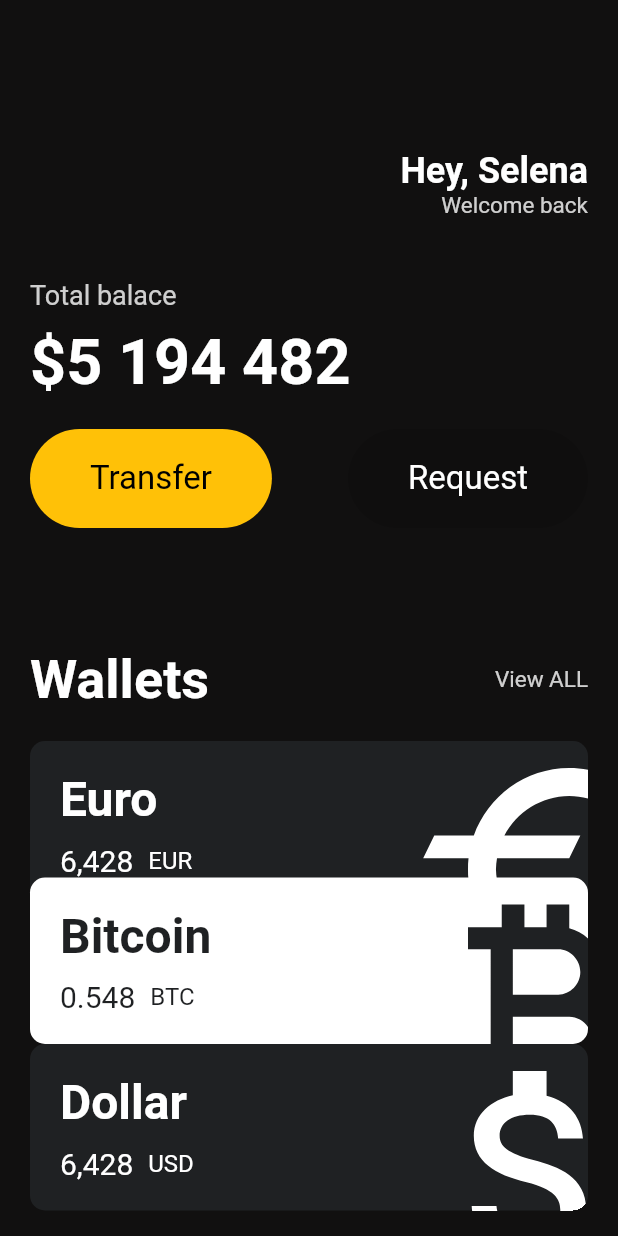
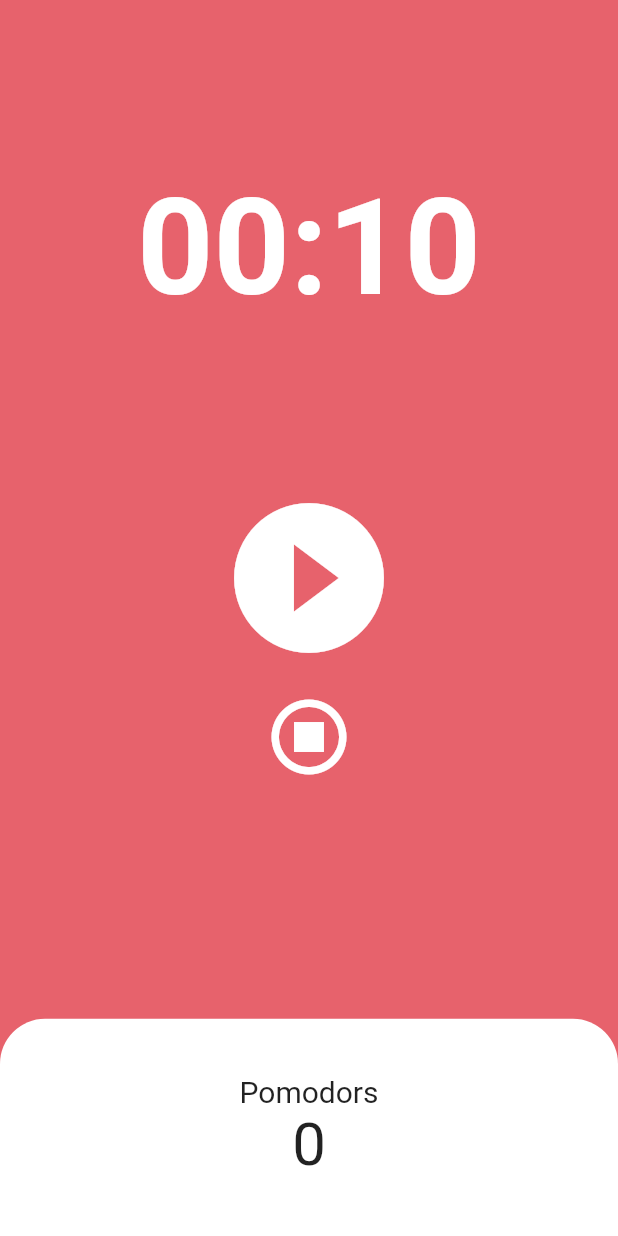
Before and after one commit to bigtrader91/Flutter_Practice, a Flutter app: the screen it shows after launch, on a phone screen of 412 x 824 dp. Run offline on Flutter 3.47's test engine with Material 2 defaults, Android fonts, the phone set to English and light mode, and no system bars.

```diff
--- a/lib/main.dart
+++ b/lib/main.dart
@@ -1,6 +1,5 @@
 import 'package:flutter/material.dart';
-import 'package:toonflix/widget/button.dart';
-import 'package:toonflix/widget/current_cart.dart';
+import 'package:toonflix/screens/home_screen.dart';
 
 void main() {
   runApp(const App());
@@ -12,128 +11,33 @@ class App extends StatelessWidget {
   @override
   Widget build(BuildContext context) {
     return MaterialApp(
-      home: Scaffold(
-        backgroundColor: const Color.fromARGB(255, 17, 16, 16),
-        body: SingleChildScrollView(
-          clipBehavior: Clip.antiAlias,
-          child: Padding(
-            padding: const EdgeInsets.all(20),
-            child: Column(
-              crossAxisAlignment: CrossAxisAlignment.start,
-              children: [
-                const SizedBox(
-                  height: 80,
-                ),
-                Row(
-                  mainAxisAlignment: MainAxisAlignment.end,
-                  children: [
-                    Column(
-                      crossAxisAlignment: CrossAxisAlignment.end,
-                      children: [
-                        const Text(
-                          'Hey, Selena',
-                          style: TextStyle(
-                            fontSize: 24,
-                            fontWeight: FontWeight.w600,
-                            color: Colors.white,
-                          ),
-                        ),
-                        Text(
-                          'Welcome back',
-                          style: TextStyle(
-                              color: Colors.white.withOpacity(0.8),
-                              fontSize: 15),
-                        )
-                      ],
-                    )
-                  ],
-                ),
-                const SizedBox(
-                  height: 40,
-                ),
-                Text(
-                  'Total balace',
-                  style: TextStyle(
-                      fontSize: 18, color: Colors.white.withOpacity(0.8)),
-                ),
-                const SizedBox(
-                  height: 10,
-                ),
-                Text(
-                  '\$5 194 482',
-                  style: TextStyle(
-                      fontSize: 42,
-                      fontWeight: FontWeight.w600,
-                      color: Colors.white.withOpacity(1)),
-                ),
-                const SizedBox(
-                  height: 20,
-                ),
-                const Row(
-                  mainAxisAlignment: MainAxisAlignment.spaceBetween,
-                  children: [
-                    Button(
-                      text: 'Transfer',
-                      bgColor: Colors.amber,
-                      textColor: Colors.black,
-                    ),
-                    Button(
-                      text: 'Request',
-                      bgColor: Colors.black12,
-                      textColor: Colors.white,
-                    ),
-                  ],
-                ),
-                const SizedBox(
-                  height: 80,
-                ),
-                Row(
-                  mainAxisAlignment: MainAxisAlignment.spaceBetween,
-                  children: [
-                    const Text(
-                      'Wallets',
-                      style: TextStyle(
-                          color: Colors.white,
-                          fontSize: 36,
-                          fontWeight: FontWeight.w600),
-                    ),
-                    Text(
-                      'View ALL',
-                      style: TextStyle(
-                        color: Colors.white.withOpacity(0.8),
-                        fontSize: 15,
-                      ),
-                    ),
-                  ],
-                ),
-                const SizedBox(
-                  height: 20,
-                ),
-                const CurrencyCar(
-                    name: 'Euro',
-                    code: 'EUR',
-                    amount: '6,428',
-                    icon: Icons.euro,
-                    isInverted: false,
-                    dy: 0),
-                const CurrencyCar(
-                    name: 'Bitcoin',
-                    code: 'BTC',
-                    amount: '0.548',
-                    icon: Icons.currency_bitcoin,
-                    isInverted: true,
-                    dy: -20),
-                const CurrencyCar(
-                    name: 'Dollar',
-                    code: 'USD',
-                    amount: '6,428',
-                    icon: Icons.attach_money_outlined,
-                    isInverted: false,
-                    dy: -20),
-              ],
+        theme: ThemeData(
+          colorScheme: ColorScheme.fromSwatch(
+            cardColor: const Color.fromARGB(214, 218, 213, 145),
+            backgroundColor: const Color(0xFFE7626C),
+          ),
+          textTheme: const TextTheme(
+            titleLarge: TextStyle(
+              color: Colors.red,
             ),
           ),
         ),
+        home: const HomeScreen());
+  }
+}
+
+class MyLargeTitle extends StatelessWidget {
+  const MyLargeTitle({
+    Key? key,
+  }) : super(key: key);
+
+  @override
+  Widget build(BuildContext context) {
+    return Text(
+      'My Large Title',
+      style: TextStyle(
+        fontSize: 30,
+        color: Theme.of(context).textTheme.titleLarge?.color,
       ),
     );
   }
--- /dev/null
+++ b/lib/screens/home_screen.dart
@@ -0,0 +1,141 @@
+import 'dart:async';
+
+import 'package:flutter/material.dart';
+
+class HomeScreen extends StatefulWidget {
+  const HomeScreen({super.key});
+
+  @override
+  State<HomeScreen> createState() => _HomeScreenState();
+}
+
+class _HomeScreenState extends State<HomeScreen> {
+  static const twentyFiveMinutes = 10;
+  int totalSeconds = twentyFiveMinutes;
+  bool isRunning = false;
+  int totalPomodoros = 0;
+  late Timer timer;
+
+  void ontick(Timer timer) {
+    if (totalSeconds == 0) {
+      setState(() {
+        totalPomodoros = totalPomodoros + 1;
+        isRunning = false;
+        totalSeconds = twentyFiveMinutes;
+      });
+      timer.cancel();
+    } else {
+      setState(() {
+        totalSeconds = totalSeconds - 1;
+      });
+    }
+  }
+
+  void onStartPressed() {
+    timer = Timer.periodic(const Duration(seconds: 1), ontick);
+    isRunning = true;
+  }
+
+  void onPausePressed() {
+    timer.cancel();
+    setState(() {
+      isRunning = false;
+    });
+  }
+
+  void onStopPressed() {
+    timer.cancel();
+    setState(() {
+      totalSeconds = twentyFiveMinutes;
+    });
+  }
+
+  String format(int seconds) {
+    var duration = Duration(seconds: seconds);
+
+    return duration.toString().split(".")[0].substring(2, 7);
+  }
+
+  @override
+  Widget build(BuildContext context) {
+    return Scaffold(
+      backgroundColor: Theme.of(context).colorScheme.background,
+      body: Column(children: [
+        Flexible(
+          flex: 3,
+          child: Container(
+            alignment: Alignment.bottomCenter,
+            child: Text(
+              format(totalSeconds),
+              style: TextStyle(
+                color: Theme.of(context).cardColor,
+                fontSize: 89,
+                fontWeight: FontWeight.w600,
+              ),
+            ),
+          ),
+        ),
+        const SizedBox(
+          height: 100,
+        ),
+        Flexible(
+          flex: 5,
+          child: Column(
+            children: [
+              Center(
+                child: IconButton(
+                  iconSize: 120,
+                  color: Theme.of(context).cardColor,
+                  onPressed: isRunning ? onPausePressed : onStartPressed,
+                  icon: Icon(isRunning
+                      ? Icons.pause_circle_filled_outlined
+                      : Icons.play_circle_fill_outlined),
+                ),
+              ),
+              Center(
+                child: IconButton(
+                  iconSize: 60,
+                  color: Theme.of(context).cardColor,
+                  onPressed: onStopPressed,
+                  icon: const Icon(Icons.stop_circle_outlined),
+                ),
+              ),
+            ],
+          ),
+        ),
+        Flexible(
+            flex: 2,
+            child: Row(
+              children: [
+                Expanded(
+                  child: Container(
+                      decoration: BoxDecoration(
+                          color: Theme.of(context).cardColor,
+                          borderRadius: const BorderRadius.vertical(
+                              top: Radius.circular(30))),
+                      child: Column(
+                        mainAxisAlignment: MainAxisAlignment.center,
+                        children: [
+                          const Text(
+                            'Pomodors',
+                            style: TextStyle(
+                              color: Colors.black87,
+                              fontSize: 20,
+                            ),
+                          ),
+                          Text(
+                            '$totalPomodoros',
+                            style: const TextStyle(
+                              fontSize: 40,
+                              color: Colors.black87,
+                            ),
+                          ),
+                        ],
+                      )),
+                ),
+              ],
+            )),
+      ]),
+    );
+  }
+}
```
